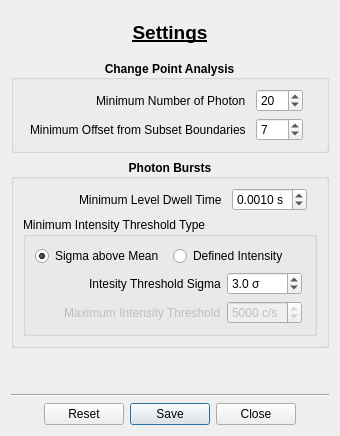
This is resources/ui/settings_dialog.ui in BioPhysicsUP/Full_SMS as Qt 5 draws it before an edit. The edited form follows.
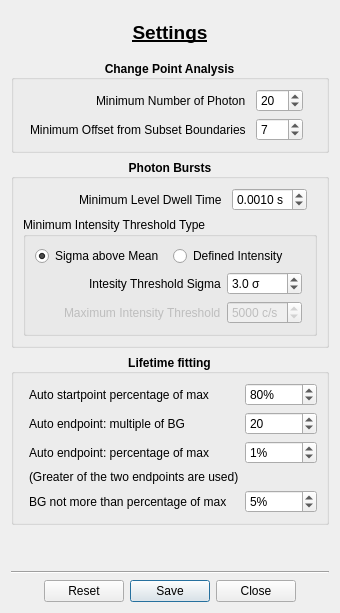
This is the edited form.

Commit message: Added config settings for lifetime fitting.

```diff
--- a/resources/ui/settings_dialog.ui
+++ b/resources/ui/settings_dialog.ui
@@ -10,7 +10,7 @@
     <x>0</x>
     <y>0</y>
     <width>350</width>
-    <height>420</height>
+    <height>635</height>
    </rect>
   </property>
   <property name="minimumSize">
@@ -436,6 +436,160 @@
      </layout>
     </widget>
    </item>
+   <item>
+    <widget class="QGroupBox" name="groupBox_4">
+     <property name="font">
+      <font>
+       <weight>75</weight>
+       <bold>true</bold>
+      </font>
+     </property>
+     <property name="title">
+      <string>Lifetime fitting</string>
+     </property>
+     <property name="alignment">
+      <set>Qt::AlignCenter</set>
+     </property>
+     <layout class="QFormLayout" name="formLayout">
+      <item row="0" column="1">
+       <layout class="QFormLayout" name="formLayout_5">
+        <item row="0" column="1">
+         <widget class="QSpinBox" name="spb_start_percent">
+          <property name="font">
+           <font>
+            <weight>50</weight>
+            <bold>false</bold>
+           </font>
+          </property>
+          <property name="suffix">
+           <string>%</string>
+          </property>
+          <property name="value">
+           <number>80</number>
+          </property>
+         </widget>
+        </item>
+        <item row="0" column="0">
+         <widget class="QLabel" name="label_5">
+          <property name="font">
+           <font>
+            <weight>50</weight>
+            <bold>false</bold>
+           </font>
+          </property>
+          <property name="text">
+           <string>Auto startpoint percentage of max</string>
+          </property>
+         </widget>
+        </item>
+        <item row="1" column="0">
+         <widget class="QLabel" name="label_7">
+          <property name="font">
+           <font>
+            <weight>50</weight>
+            <bold>false</bold>
+           </font>
+          </property>
+          <property name="text">
+           <string>Auto endpoint: multiple of BG</string>
+          </property>
+         </widget>
+        </item>
+        <item row="1" column="1">
+         <widget class="QSpinBox" name="spb_end_multiple">
+          <property name="font">
+           <font>
+            <weight>50</weight>
+            <bold>false</bold>
+           </font>
+          </property>
+          <property name="value">
+           <number>20</number>
+          </property>
+         </widget>
+        </item>
+        <item row="2" column="0">
+         <widget class="QLabel" name="label_9">
+          <property name="font">
+           <font>
+            <weight>50</weight>
+            <bold>false</bold>
+           </font>
+          </property>
+          <property name="text">
+           <string>Auto endpoint: percentage of max</string>
+          </property>
+         </widget>
+        </item>
+        <item row="2" column="1">
+         <widget class="QSpinBox" name="spb_end_percent">
+          <property name="font">
+           <font>
+            <weight>50</weight>
+            <bold>false</bold>
+           </font>
+          </property>
+          <property name="suffix">
+           <string>%</string>
+          </property>
+          <property name="maximum">
+           <number>10</number>
+          </property>
+          <property name="value">
+           <number>1</number>
+          </property>
+         </widget>
+        </item>
+        <item row="4" column="0">
+         <widget class="QLabel" name="label_10">
+          <property name="font">
+           <font>
+            <weight>50</weight>
+            <bold>false</bold>
+           </font>
+          </property>
+          <property name="text">
+           <string>BG not more than percentage of max</string>
+          </property>
+         </widget>
+        </item>
+        <item row="4" column="1">
+         <widget class="QSpinBox" name="spb_bg_percent">
+          <property name="font">
+           <font>
+            <weight>50</weight>
+            <bold>false</bold>
+           </font>
+          </property>
+          <property name="suffix">
+           <string>%</string>
+          </property>
+          <property name="maximum">
+           <number>20</number>
+          </property>
+          <property name="value">
+           <number>5</number>
+          </property>
+         </widget>
+        </item>
+        <item row="3" column="0">
+         <widget class="QLabel" name="label_11">
+          <property name="font">
+           <font>
+            <weight>50</weight>
+            <bold>false</bold>
+           </font>
+          </property>
+          <property name="text">
+           <string>(Greater of the two endpoints are used)</string>
+          </property>
+         </widget>
+        </item>
+       </layout>
+      </item>
+     </layout>
+    </widget>
+   </item>
    <item>
     <spacer name="verticalSpacer">
      <property name="orientation">
```
The commit also changes 3 other files.
